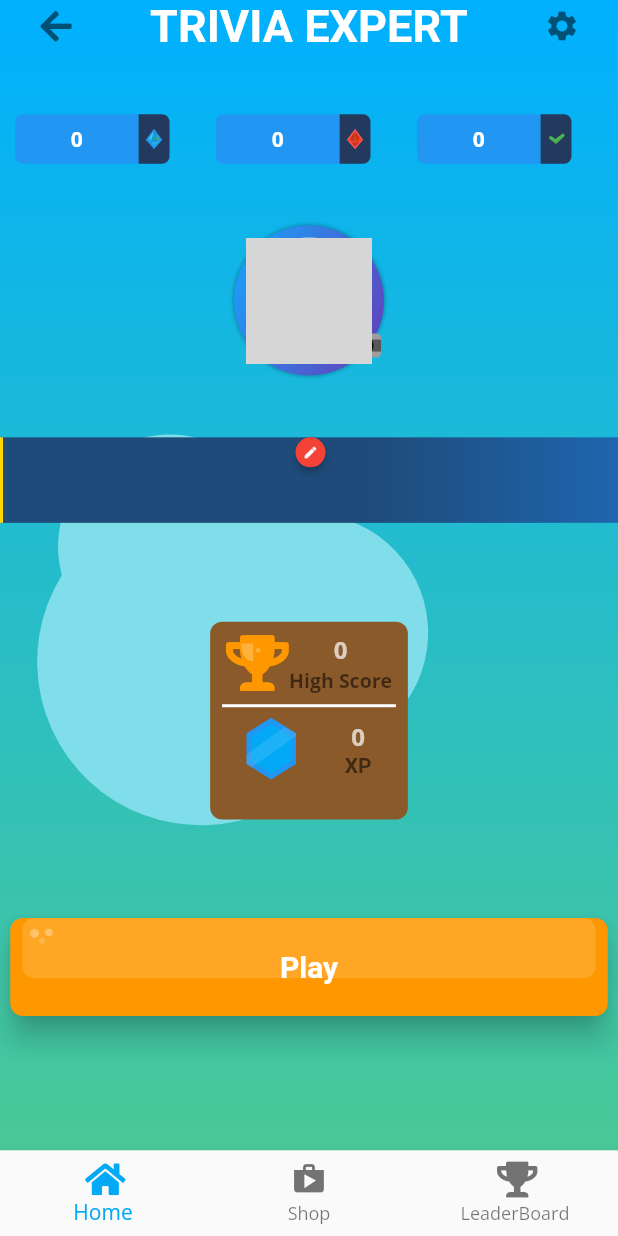
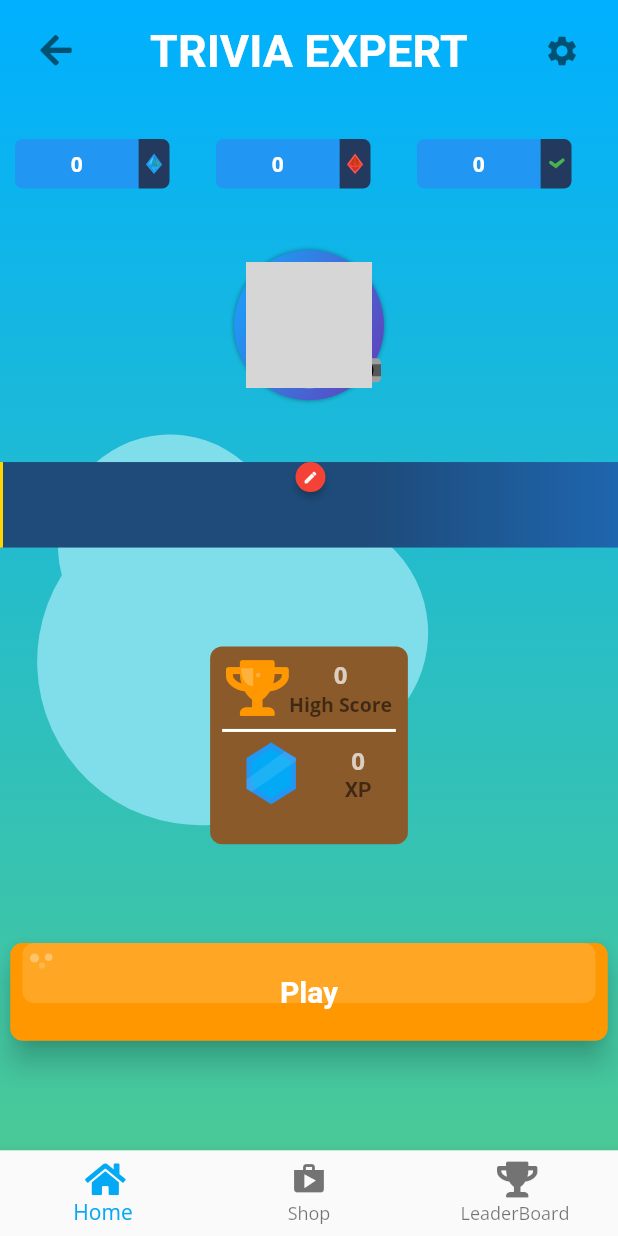
Before and after one commit to chibikes/trivia_expert_app, a Flutter app: the screen it shows once a user with an empty profile is signed in, on a phone screen of 412 x 824 dp. Run offline on Flutter 3.47's test engine with Material 2 defaults, Android fonts, the phone set to English and light mode, and no system bars; our stand-ins replace audioplayers, badges, bloc, cached_network_image, cloud_firestore, equatable and 15 more; missing offline and left inert: dart:ffi, pedantic; accounts and stored records are empty; generated files the repository leaves out were written again; network calls fail; grey boxes are pictures that could not be loaded.

Commit message:
add padding to homepage

```diff
--- a/lib/home/first_page/view/home_page.dart
+++ b/lib/home/first_page/view/home_page.dart
@@ -40,6 +40,7 @@ class HomeState extends State<Home> with TickerProviderStateMixin {
 
   @override
   Widget build(BuildContext context) {
+    var data = MediaQuery.of(context).size;
     return BlocBuilder<UserBloc, UserState>(builder: (context, state) {
       switch (state.homeStatus) {
         case HomeStatus.failure_update:
@@ -54,6 +55,9 @@ class HomeState extends State<Home> with TickerProviderStateMixin {
             },
             child: ListView(
               children: [
+                SizedBox(
+                  height: 0.02 * data.height,
+                ),
                 Row(
                   mainAxisAlignment: MainAxisAlignment.spaceAround,
                   children: [
@@ -71,7 +75,7 @@ class HomeState extends State<Home> with TickerProviderStateMixin {
                   ],
                 ),
                 SizedBox(
-                  height: MediaQuery.of(context).size.height * 0.05,
+                  height: data.height * 0.05,
                 ),
                 Padding(
                   padding: const EdgeInsets.only(left: 10.0),
@@ -92,8 +96,8 @@ class HomeState extends State<Home> with TickerProviderStateMixin {
                                 ),
                               ],
                             ),
-                            height: 0.04 * MediaQuery.of(context).size.height,
-                            width: 0.25 * MediaQuery.of(context).size.width,
+                            height: 0.04 * data.height,
+                            width: 0.25 * data.width,
                           ),
                         ),
                         Expanded(
@@ -109,8 +113,8 @@ class HomeState extends State<Home> with TickerProviderStateMixin {
                                 ),
                               ],
                             ),
-                            height: 0.04 * MediaQuery.of(context).size.height,
-                            width: 0.25 * MediaQuery.of(context).size.width,
+                            height: 0.04 * data.height,
+                            width: 0.25 * data.width,
                           ),
                         ),
                         Expanded(
@@ -126,15 +130,15 @@ class HomeState extends State<Home> with TickerProviderStateMixin {
                                 ),
                               ],
                             ),
-                            height: 0.04 * MediaQuery.of(context).size.height,
-                            width: 0.25 * MediaQuery.of(context).size.width,
+                            height: 0.04 * data.height,
+                            width: 0.25 * data.width,
                           ),
                         ),
                       ],
                     );
                   }),
                 ),
-                SizedBox(height: MediaQuery.of(context).size.height * 0.05),
+                SizedBox(height: data.height * 0.05),
                 Align(
                   alignment: Alignment.center,
                   child: Stack(
@@ -194,7 +198,7 @@ class HomeState extends State<Home> with TickerProviderStateMixin {
                   ),
                 ),
                 SizedBox(
-                  height: MediaQuery.of(context).size.height * 0.05,
+                  height: data.height * 0.05,
                 ),
                 Container(
                   width: double.infinity,
@@ -236,13 +240,13 @@ class HomeState extends State<Home> with TickerProviderStateMixin {
                   ),
                 ),
                 SizedBox(
-                  height: MediaQuery.of(context).size.height * 0.08,
+                  height: data.height * 0.08,
                 ),
                 Column(
                   children: [
                     Container(
-                      height: MediaQuery.of(context).size.height * 0.16,
-                      width: MediaQuery.of(context).size.height * 0.16,
+                      height: data.height * 0.16,
+                      width: data.height * 0.16,
                       decoration: BoxDecoration(
                           borderRadius: BorderRadius.circular(8.0),
                           color: Color(0xff8b5a2b)),
@@ -258,7 +262,7 @@ class HomeState extends State<Home> with TickerProviderStateMixin {
                                     Icon(
                                       FontAwesomeIcons.trophy,
                                       color: Colors.orange,
-                                      size: MediaQuery.of(context).size.width * 0.09,
+                                      size: data.width * 0.09,
                                     ),
                                     Positioned(
                                       top: 3.0,
@@ -314,7 +318,7 @@ class HomeState extends State<Home> with TickerProviderStateMixin {
                                       Colors.lightBlue,
                                     ),
                                     // size: Size(28, 35),
-                                    size: Size(MediaQuery.of(context).size.width * 0.08, MediaQuery.of(context).size.height * 0.05)
+                                    size: Size(data.width * 0.08, data.height * 0.05)
                                 ),
                                 Column(
                                   children: [
@@ -342,7 +346,7 @@ class HomeState extends State<Home> with TickerProviderStateMixin {
                   ],
                 ),
                 SizedBox(
-                  height: MediaQuery.of(context).size.height * 0.08,
+                  height: data.height * 0.08,
                 ),
                 ScaleTransition(
                   scale: Tween<double>(begin: 1.0, end: 0.70).animate(
@@ -351,7 +355,7 @@ class HomeState extends State<Home> with TickerProviderStateMixin {
                           curve: Curves.bounceInOut)),
                   child: SizedBox(
                     height: 65,
-                    width: 0.80 * MediaQuery.of(context).size.width,
+                    width: 0.80 * data.width,
                     child: Padding(
                       padding: const EdgeInsets.symmetric(horizontal: 7.0),
                       child: RoundRectBubbleButton(
@@ -359,7 +363,7 @@ class HomeState extends State<Home> with TickerProviderStateMixin {
                         onPressed: () =>
                             context.read<FirstPageCubit>().goToPage(
                                   context,
-                                  SinglePlayerPage(),
+                                  TipPage(),
                                   buttonController: _bounceController,
                                 ),
                       ),
```
